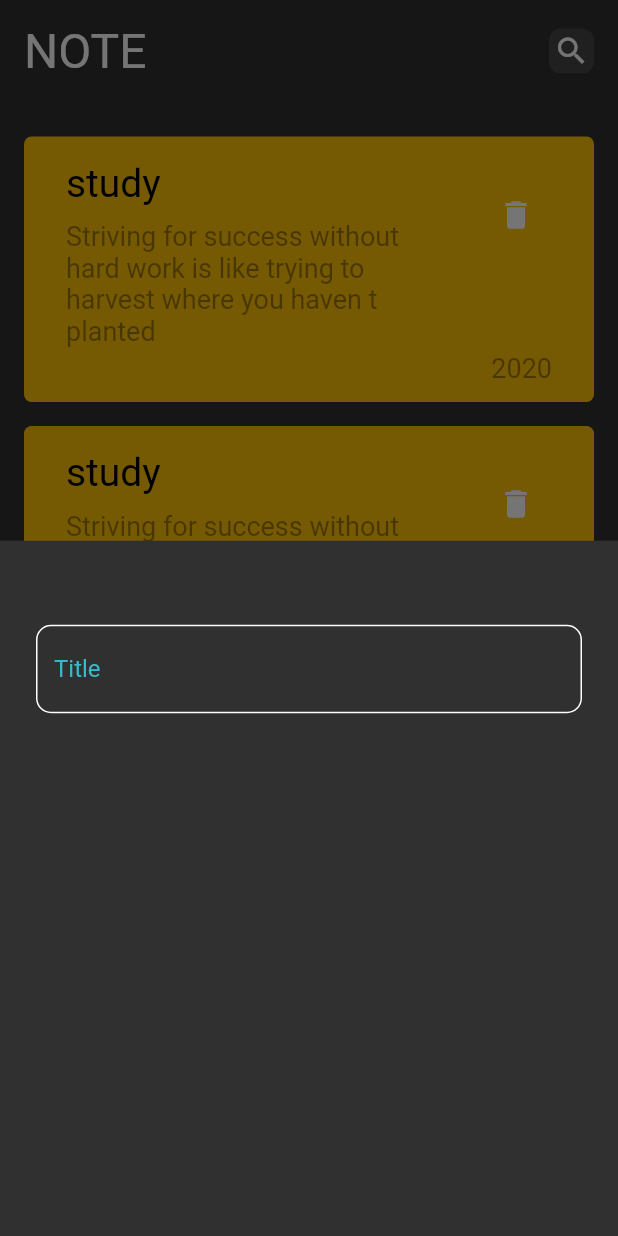
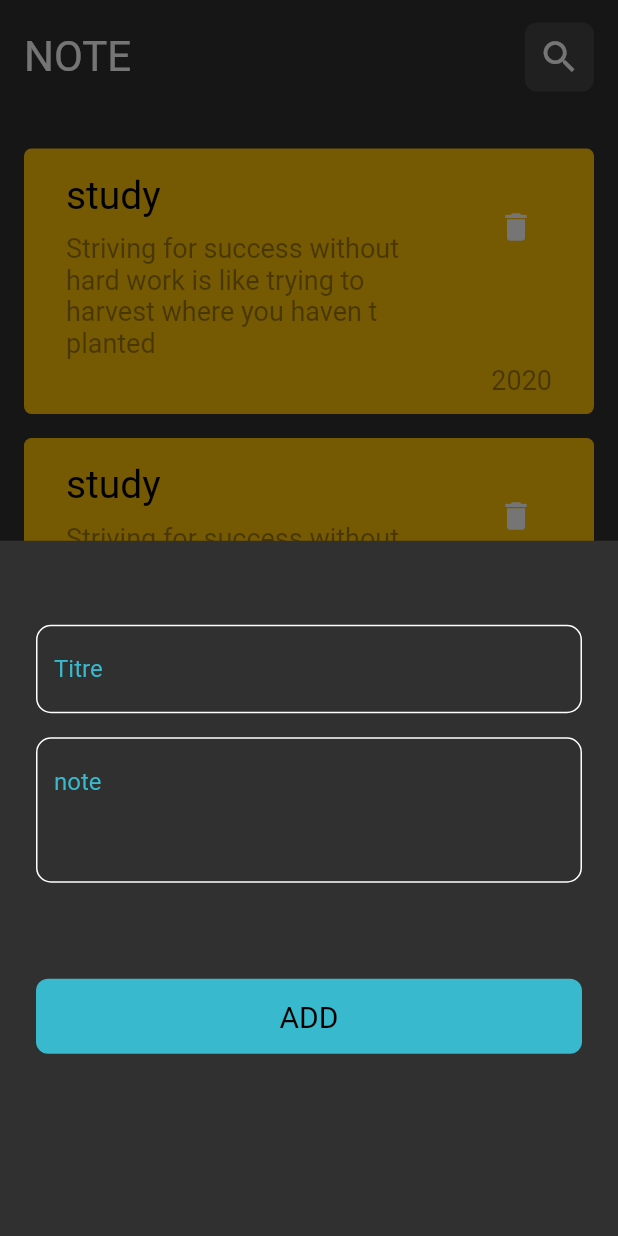
Before and after one commit to MCDiYae/note_app, a Flutter app: the screen it shows after launch, after a tap on the "add" icon, on a phone screen of 412 x 824 dp. Run offline on Flutter 3.47's test engine with Material 2 defaults, Android fonts, the light colour scheme and no system bars.

Commit message:
add edit note

```diff
--- /dev/null
+++ b/lib/view/edit_note_view.dart
@@ -0,0 +1,13 @@
+import 'package:flutter/material.dart';
+import 'package:nnoteapp/view/widgets/edit_note_view_body.dart';
+
+class EditNoteView extends StatelessWidget {
+  const EditNoteView({super.key});
+
+  @override
+  Widget build(BuildContext context) {
+    return const Scaffold(
+      body: EditNoteViewBody(),
+    );
+  }
+}
--- a/lib/view/widgets/bottom_add.dart
+++ b/lib/view/widgets/bottom_add.dart
@@ -1,5 +1,7 @@
 import 'package:flutter/material.dart';
 import 'package:nnoteapp/view/widgets/custom_textfield.dart';
+
+import 'custom_button.dart';
 
 class AddBottom extends StatelessWidget {
   const AddBottom({super.key});
@@ -13,7 +15,15 @@ class AddBottom extends StatelessWidget {
           SizedBox(
             height: 16,
           ),
-          CustomTextField(),
+          CustomTextField(hint: 'Titre '),
+          SizedBox(
+            height: 16,
+          ),
+          CustomTextField(
+            hint: 'note',
+            maxLines: 3,
+          ),
+          CustomButton(),
         ],
       ),
     );
--- a/lib/view/widgets/custom_appbar.dart
+++ b/lib/view/widgets/custom_appbar.dart
@@ -2,18 +2,24 @@ import 'package:flutter/material.dart';
 import 'package:nnoteapp/view/widgets/search_icon.dart';
 
 class CustomAppbar extends StatelessWidget {
-  const CustomAppbar({super.key});
+  const CustomAppbar({super.key, required this.texte, required this.icon});
+  final String texte;
+  final IconData icon;
 
   @override
   Widget build(BuildContext context) {
-    return Row(
-      children: const [
+    return  Row(
+      mainAxisAlignment: MainAxisAlignment.spaceBetween,
+      children: [
         Text(
-          'NOTE',
-          style: TextStyle(fontSize: 32),
+          texte,
+          style: const TextStyle(
+            fontSize: 28,
+          ),
         ),
-        Spacer(),
-        SearchIcon(),
+        SearchIcon(
+          icon: icon,
+        ),
       ],
     );
   }
--- /dev/null
+++ b/lib/view/widgets/custom_button.dart
@@ -0,0 +1,26 @@
+import 'package:flutter/material.dart';
+
+import '../../constant.dart';
+
+class CustomButton extends StatelessWidget {
+  const CustomButton({super.key});
+
+  @override
+  Widget build(BuildContext context) {
+    return Padding(
+      padding: const EdgeInsets.only(top: 64),
+      child: Container(
+        width: MediaQuery.of(context).size.width,
+        height: 50,
+        decoration: BoxDecoration(
+            color: primatyColor, borderRadius: BorderRadius.circular(8)),
+        child: const Center(
+          child: Text(
+            'ADD',
+            style: TextStyle(color: Colors.black, fontSize: 20),
+          ),
+        ),
+      ),
+    );
+  }
+}
--- a/lib/view/widgets/custom_textfield.dart
+++ b/lib/view/widgets/custom_textfield.dart
@@ -3,14 +3,17 @@ import 'package:flutter/material.dart';
 import '../../constant.dart';
 
 class CustomTextField extends StatelessWidget {
-  const CustomTextField({super.key});
+  const CustomTextField({super.key, required this.hint,  this.maxLines=1});
+  final String hint;
+  final int maxLines;
 
   @override
   Widget build(BuildContext context) {
     return TextField(
       cursorColor: primatyColor,
+      maxLines: maxLines,
       decoration: InputDecoration(
-        hintText: 'Title',
+        hintText: hint,
         hintStyle: const TextStyle(color: primatyColor),
         border: buildborder(),
         enabledBorder: buildborder(),
--- /dev/null
+++ b/lib/view/widgets/edit_note_view_body.dart
@@ -0,0 +1,24 @@
+import 'package:flutter/material.dart';
+import 'package:nnoteapp/view/widgets/custom_appbar.dart';
+
+class EditNoteViewBody extends StatelessWidget {
+  const EditNoteViewBody({super.key});
+
+  @override
+  Widget build(BuildContext context) {
+    return Padding(
+      padding: const EdgeInsets.symmetric(horizontal: 32),
+      child: Column(
+        children: const [
+          SizedBox(
+            height: 50,
+          ),
+          CustomAppbar(
+            texte: 'Edit Note',
+            icon: Icons.check,
+          )
+        ],
+      ),
+    );
+  }
+}
--- a/lib/view/widgets/note_view_body.dart
+++ b/lib/view/widgets/note_view_body.dart
@@ -15,7 +15,10 @@ class NoteViewBody extends StatelessWidget {
           SizedBox(
             height: 15,
           ),
-          CustomAppbar(),
+          CustomAppbar(
+            texte: 'NOTE',
+            icon: Icons.search,
+          ),
           SizedBox(
             height: 30,
           ),
--- a/lib/view/widgets/notes_items.dart
+++ b/lib/view/widgets/notes_items.dart
@@ -1,11 +1,21 @@
 import 'package:flutter/material.dart';
+import 'package:nnoteapp/view/edit_note_view.dart';
 
 class NoteItems extends StatelessWidget {
   const NoteItems({super.key});
 
   @override
   Widget build(BuildContext context) {
-    return Container(
+    return GestureDetector(
+      onTap: () {
+        Navigator.push(
+          context,
+          MaterialPageRoute(builder: (context) {
+            return const EditNoteView();
+          }),
+        );
+      },
+      child: Container(
         padding: const EdgeInsets.all(12),
         decoration: BoxDecoration(
           color: Colors.amber,
@@ -41,6 +51,7 @@ class NoteItems extends StatelessWidget {
             ),
           ],
         ),
+      ),
     );
   }
 }
--- a/lib/view/widgets/search_icon.dart
+++ b/lib/view/widgets/search_icon.dart
@@ -1,20 +1,23 @@
 import 'package:flutter/material.dart';
 
 class SearchIcon extends StatelessWidget {
-  const SearchIcon({super.key});
+  const SearchIcon({super.key, required this.icon});
+  final IconData icon;
 
   @override
   Widget build(BuildContext context) {
     return Container(
-      height: 30,
-      width: 30,
+      height: 46,
+      width: 46,
       decoration: BoxDecoration(
         color: Colors.white.withOpacity(0.1),
         borderRadius: BorderRadius.circular(8),
       ),
-      child: const Center(
-        child: Icon(
-          Icons.search,
+      child: IconButton(
+        onPressed: () {},
+        icon: Icon(
+          icon,
+          size: 28,
         ),
       ),
     );
```
Lines whose indentation alone changed are shown as unchanged.
